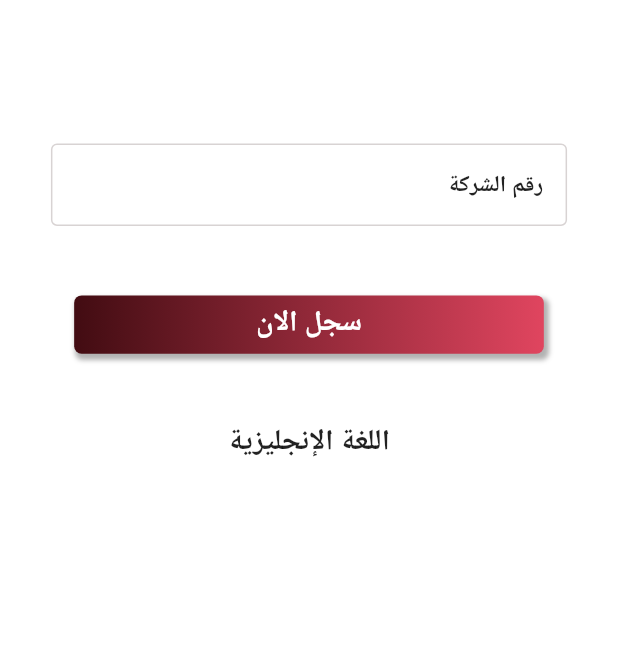
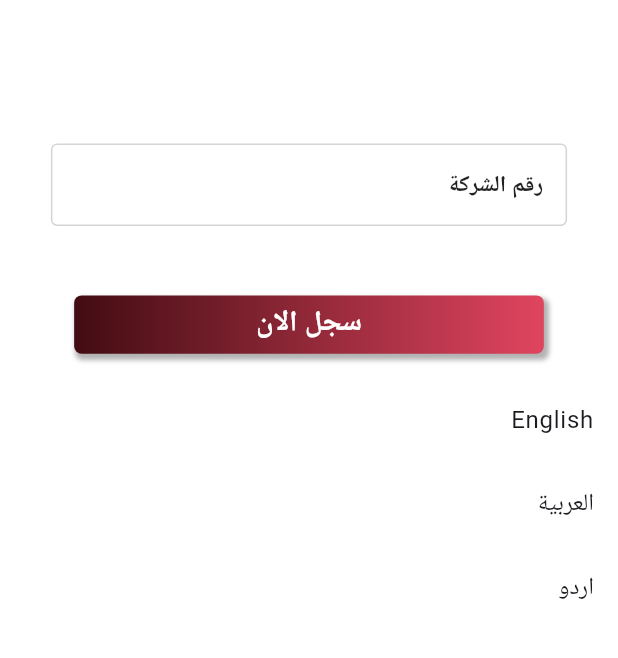
Before and after one commit to Raitotec/Transportation, a Flutter app: the screen it shows after launch, on a phone screen of 412 x 824 dp, the part 371-1029 px from its top. Run offline on Flutter 3.47's test engine with Material 3 defaults, Android fonts, the light colour scheme and no system bars; drawn by our look-alikes of loading_overlay; our stand-ins replace animated_toggle_switch, carousel_slider, curved_navigation_bar, dropdown_button2, flutter_image_compress, flutter_staggered_animations and 7 more; missing offline and left inert: animated_widgets, maps_launcher, store_redirect.

Commit message:
language code

```diff
--- /dev/null
+++ b/lib/Constants/Localization/LanguageSelector.dart
@@ -0,0 +1,28 @@
+import 'package:flutter/material.dart';
+import 'package:scoped_model/scoped_model.dart';
+
+import 'ScopeModelWrapper.dart';
+
+class LanguageSelector extends StatelessWidget {
+  @override
+  Widget build(BuildContext context) {
+    final model = ScopedModel.of<AppModel>(context, rebuildOnChange: false);
+
+    return Column(
+      children: [
+        ListTile(
+          title: Text("English"),
+          onTap: () => model.changeLanguage('en'),
+        ),
+        ListTile(
+          title: Text("العربية"),
+          onTap: () => model.changeLanguage('ar'),
+        ),
+        ListTile(
+          title: Text("اردو"),
+          onTap: () => model.changeLanguage('ur'),
+        ),
+      ],
+    );
+  }
+}
--- a/lib/Constants/Localization/TranslationsDelegate.dart
+++ b/lib/Constants/Localization/TranslationsDelegate.dart
@@ -10,7 +10,7 @@ class TranslationsDelegate extends LocalizationsDelegate<Translations> {
   const TranslationsDelegate();
 
   @override
-  bool isSupported(Locale locale) => ['en', 'ar'].contains(locale.languageCode);
+  bool isSupported(Locale locale) => ['en', 'ar','ur'].contains(locale.languageCode);
 
   @override
   Future<Translations> load(Locale locale) => Translations.load(locale);
--- a/lib/Constants/Localization/language.dart
+++ b/lib/Constants/Localization/language.dart
@@ -8,11 +8,13 @@ import 'package:intl/src/intl_helpers.dart';
 
 import 'messages_ar.dart' as messages_ar;
 import 'messages_en.dart' as messages_en;
+import 'messages_ur.dart' as messages_ur;
 
 typedef Future<dynamic> LibraryLoader();
 Map<String, LibraryLoader> _deferredLibraries = {
   'ar': () => new Future.value(null),
   'en': () => new Future.value(null),
+  'ur': () => new Future.value(null),
 };
 
 MessageLookupByLibrary _findExact(localeName) {
@@ -21,6 +23,8 @@ MessageLookupByLibrary _findExact(localeName) {
       return messages_ar.messages;
     case 'en':
       return messages_en.messages;
+    case 'ur':
+      return messages_ur.messages;
     default:
       return messages_ar.messages;
   }
--- a/lib/Constants/Localization/messages_ar.dart
+++ b/lib/Constants/Localization/messages_ar.dart
@@ -60,5 +60,6 @@ class MessageLookup extends MessageLookupByLibrary {
     "ExpensesAdd":MessageLookupByLibrary.simpleMessage("اضافة المصروف"),
     "vaildNum":MessageLookupByLibrary.simpleMessage("ادخل رقم صحيح"),
     "invoice_attachment": MessageLookupByLibrary.simpleMessage("مرفق الفاتورة"),
+    "language": MessageLookupByLibrary.simpleMessage("اللغة"),
   };
 }
--- a/lib/Constants/Localization/messages_en.dart
+++ b/lib/Constants/Localization/messages_en.dart
@@ -60,5 +60,7 @@ class MessageLookup extends MessageLookupByLibrary {
     "ExpensesAdd":MessageLookupByLibrary.simpleMessage("Add Expenses"),
     "vaildNum":MessageLookupByLibrary.simpleMessage("Enter a valid number"),
     "invoice_attachment": MessageLookupByLibrary.simpleMessage("Invoice attached"),
+    "language": MessageLookupByLibrary.simpleMessage("language"),
+
   };
 }
--- a/lib/Shared_Data/formatDateTime.dart
+++ b/lib/Shared_Data/formatDateTime.dart
@@ -1,6 +1,5 @@
 
  import 'package:flutter/material.dart';
-import 'package:intl/date_symbol_data_custom.dart';
 import 'package:intl/date_symbol_data_local.dart';
  import 'package:intl/intl.dart';
 
--- a/lib/Shared_View/AppBarView.dart
+++ b/lib/Shared_View/AppBarView.dart
@@ -32,7 +32,7 @@ AppBarWithlanguage(BuildContext context, String header) {
           ),
     ),
     actions: <Widget>[
-      ScopedModelDescendant<AppModel>(
+  /*    ScopedModelDescendant<AppModel>(
           builder: (context, child, model) =>
               InkWell(child: Padding(
                 padding: EdgeInsets.fromLTRB(1.5.w, 1.5.h, 1.5.w, 0),
@@ -43,7 +43,7 @@ AppBarWithlanguage(BuildContext context, String header) {
                   Navigator.pushNamedAndRemoveUntil(context, MainRoute,(Route<dynamic> r)=>false);
                 },
               )),
-    ],
+   */ ],
   );
 }
 
--- a/lib/Shared_View/DrawerView.dart
+++ b/lib/Shared_View/DrawerView.dart
@@ -108,7 +108,7 @@ Container _drawerList(BuildContext context, int id) {
 
                 Drawer_Items(Icons.home_filled, Translations.of(context)!.Home,
                     context, MainRoute),
-
+/*
                 ScopedModelDescendant<AppModel>(
                   builder: (context, child, model) =>
                       ListTile(
@@ -129,7 +129,7 @@ Container _drawerList(BuildContext context, int id) {
 
                       ),
                 ),
-
+*/
                 Drawer_Items(Icons.logout, Translations.of(context)!.logout,
                     context, "loginRoute"),
                 Padding(padding: EdgeInsets.all(1.5.h)),
--- a/lib/View/startPage.dart
+++ b/lib/View/startPage.dart
@@ -6,6 +6,7 @@ import 'package:flutter/cupertino.dart';
 import 'package:flutter/material.dart';
 import 'package:flutter_staggered_animations/flutter_staggered_animations.dart';
 import 'package:loading_overlay/loading_overlay.dart';
+import '../Constants/Localization/LanguageSelector.dart';
 import '../Constants/Routes/route_constants.dart';
 import '../Constants/assets/Images_Name.dart';
 import 'package:provider/provider.dart';
@@ -101,23 +102,7 @@ class _startPageState extends State<startPage> {
                                 onTapped: viewModel.startLogin);
                           }),
 
-                      ScopedModelDescendant<AppModel>(
-                        builder: (context, child, model) =>
-                            Center(child:  InkWell(
-                                child:  Container(
-                                    padding: EdgeInsets.fromLTRB(5.0.w, 0.5.h, 5.0.w, 0.5.h),
-                                    margin: EdgeInsets.fromLTRB(0, 3.0.h, 0, 1.0.h),
-                                    //  decoration: Style.ButtonDecoration,
-                                    child: Text(
-                                        Translations.of(context)!.Lang,
-                                        style: Style.MainText18Bold
-                                    )),
-                                onTap: () async {
-                                  model.changeDirection();
-                                  Navigator.pushNamed(context, startRoute);
-                                }
-                            )),
-                      ),
+                      LanguageSelector(),
                     ])
             )
         ));
--- a/lib/my_app.dart
+++ b/lib/my_app.dart
@@ -49,10 +49,16 @@ class _MyAppState extends State<MyApp> with WidgetsBindingObserver {
                               GlobalCupertinoLocalizations.delegate
                             ],
                             supportedLocales: const [
-                              Locale('ar', ''), // Arabic
-                              Locale('en', ''), // English
+                              Locale("en", "US"),
+                              Locale("ar", "SA"),
+                              Locale('ur', 'PK')
                             ],
-                            debugShowCheckedModeBanner: false,
+                                builder: (context, child) {
+                                  return Directionality(
+                                    textDirection: model.isRTL ? TextDirection.rtl : TextDirection.ltr,
+                                    child: child!,
+                                  );
+                                },  debugShowCheckedModeBanner: false,
                             color: Colors.white,
                             title: "النقليات",
                             onGenerateRoute: CustomRouter.generatedRoute,
--- a/pubspec.yaml
+++ b/pubspec.yaml
@@ -56,6 +56,7 @@ dependencies:
   dropdown_button2: ^2.3.9
   #flutter_app_version_checker: ^0.3.2
   geolocator: ^10.1.0
+  geolocator_android: 4.6.1
 
 dev_dependencies:
   flutter_test:
```
Also changed, not shown: lib/Constants/Localization/ScopeModelWrapper.dart (+11 -8 lines), lib/Constants/Localization/Translations.dart (+6 -2 lines), lib/Constants/Localization/messages_ur.dart (added, +65 -0 lines), pubspec.lock.
